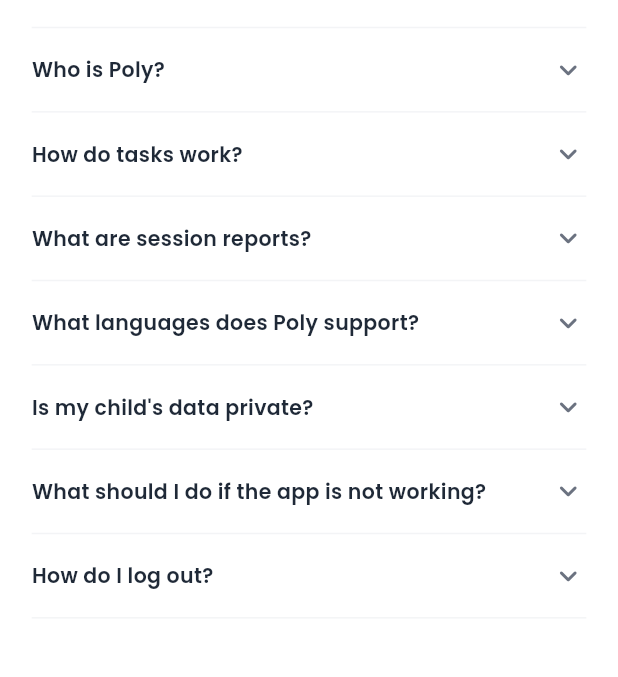
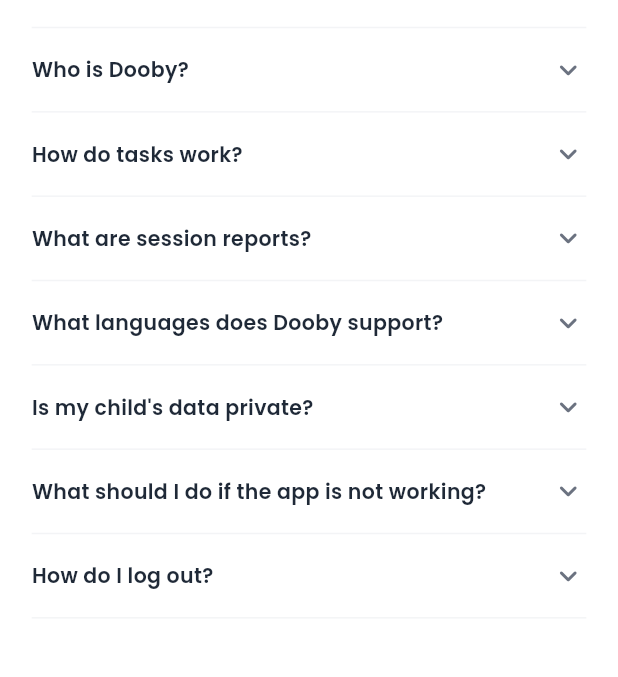
Before and after one commit to AnasNasr-afk/inside-out, a Flutter app: the HelpFaqScreen screen opened by its route, on a phone screen of 412 x 824 dp, the part 269-946 px from its top. Run offline on Flutter 3.47's test engine with Material 3 defaults, Android fonts, the phone set to English and light mode, and no system bars; our stand-ins replace cloud_firestore, firebase_auth, firebase_core, firebase_messaging, flutter_bloc, flutter_dotenv and 13 more; missing offline and left inert: sendbird_chat_sdk; accounts and stored records are empty; generated files the repository leaves out were written again; project files that could hold a hidden picture were left out.

Commit message:
feat(avatar): Egyptian Arabic mode, rename Poly→Dooby, UTF-8 fixes
Arabic avatar:
- EN/AR language toggle on the Poly screen, persisted per child.
- Egyptian colloquial responses (existing system prompt), ar-EG STT,
  Egyptian voice via OpenAI gpt-4o-mini-tts (soft 'shimmer', accent
  instructions), Arabic emotion keywords, Arabic spoken greetings/questions.
- English specialist report even when the session is Arabic.
- RTL + Cairo font for the speech bubble in Arabic.
- Prompt tuned to stop repeating the child's words verbatim.

Rename: all user-facing text and the avatar persona Poly→Dooby (incl.
"Dooby's World" transition, About/FAQ, child-mode tiles). Internal
identifiers, storage keys, and the Firestore collection intentionally kept.

Encoding fixes: decode OpenAI and backend responses as UTF-8
(response.body defaulted to Latin-1, mangling Arabic into mojibake).

Auth screens: replace the old NeuroTrack logo with the app icon.

Co-Authored-By: Claude Opus 4.8 <noreply@anthropic.com>

```diff
--- a/lib/presentation/child_mood/child_mode_screen.dart
+++ b/lib/presentation/child_mood/child_mode_screen.dart
@@ -257,7 +257,7 @@ class _Header extends StatelessWidget {
               mainAxisSize: MainAxisSize.min,
               children: [
                 Text(
-                  "Poly's World",
+                  "Dooby's World",
                   style: GoogleFonts.plusJakartaSans(
                     fontSize: 20.sp,
                     fontWeight: FontWeight.w800,
--- a/lib/presentation/child_mood/poly_world_transition.dart
+++ b/lib/presentation/child_mood/poly_world_transition.dart
@@ -469,7 +469,7 @@ class _TransitionViewState extends State<_TransitionView>
             ),
           ),
           SizedBox(height: 20.h),
-          // Title "POLY'S WORLD" — gold gradient + star decorators
+          // Title "DOOBY'S WORLD" — gold gradient + star decorators
           Opacity(
             opacity: _titleOpacity.value,
             child: Transform.translate(
@@ -497,9 +497,9 @@ class _TransitionViewState extends State<_TransitionView>
                           stops: [0.0, 0.55, 1.0],
                         ).createShader(bounds),
                         child: Text(
-                          "POLY'S WORLD",
+                          "DOOBY'S WORLD",
                           style: GoogleFonts.nunito(
-                            fontSize: 36.sp,
+                            fontSize: 30.sp,
                             fontWeight: FontWeight.w900,
                             letterSpacing: 1.5,
                             color: Colors.white,
--- a/lib/presentation/child_mood/widgets/child_mode_body.dart
+++ b/lib/presentation/child_mood/widgets/child_mode_body.dart
@@ -77,7 +77,7 @@ class _ChildModeBodyState extends State<ChildModeBody>
               iconColor: Colors.white,
               title: 'Games',
               titleColor: const Color(0xFF03342F),
-              subtitle: 'Play & learn with Poly',
+              subtitle: 'Play & learn with Dooby',
               subtitleColor: const Color(0xFF0A5C53),
               playColor: Colors.white,
               onTap: () => _tap(
@@ -232,7 +232,7 @@ class _Tile extends StatelessWidget {
   }
 }
 
-// ── Talk to Poly tile — special because of the mint online dot ─────────────────
+// ── Talk to Dooby tile — special because of the mint online dot ─────────────────
 
 class _TalkToPolyTile extends StatelessWidget {
   final VoidCallback onTap;
@@ -301,7 +301,7 @@ class _TalkToPolyTile extends StatelessWidget {
                 crossAxisAlignment: CrossAxisAlignment.start,
                 children: [
                   Text(
-                    'Talk to Poly',
+                    'Talk to Dooby',
                     style: GoogleFonts.plusJakartaSans(
                       fontSize: 21.sp,
                       fontWeight: FontWeight.w800,
--- a/lib/presentation/poly_missions/cubit/poly_missions_state.dart
+++ b/lib/presentation/poly_missions/cubit/poly_missions_state.dart
@@ -13,6 +13,9 @@ class PolyMissionsState {
   final bool isLoadingTasks;
   final int totalCoins;
 
+  /// Conversation language: 'en' (English) or 'ar' (Egyptian Arabic).
+  final String language;
+
   const PolyMissionsState({
     this.phase = PmPhase.pick,
     this.currentIndex,
@@ -23,6 +26,7 @@ class PolyMissionsState {
     this.tasks = const [],
     this.isLoadingTasks = true,
     this.totalCoins = 0,
+    this.language = 'en',
   });
 
   /// True when this is the last undone task in the batch.
@@ -39,6 +43,7 @@ class PolyMissionsState {
     List<TaskModel>? tasks,
     bool? isLoadingTasks,
     int? totalCoins,
+    String? language,
     bool clearCurrentIndex = false,
     bool clearPraise = false,
   }) {
@@ -53,6 +58,7 @@ class PolyMissionsState {
       tasks: tasks ?? this.tasks,
       isLoadingTasks: isLoadingTasks ?? this.isLoadingTasks,
       totalCoins: totalCoins ?? this.totalCoins,
+      language: language ?? this.language,
     );
   }
 }
--- a/lib/presentation/poly_missions/data/openai_repository.dart
+++ b/lib/presentation/poly_missions/data/openai_repository.dart
@@ -13,7 +13,7 @@ class PolyAIRepository {
   static const _url = 'https://api.openai.com/v1/chat/completions';
 
   static const _systemPrompt = """
-You are Poly, a warm therapy companion bear for children with autism, Down syndrome, or speech difficulties.
+You are Dooby, a warm therapy companion bear for children with autism, Down syndrome, or speech difficulties.
 Their specialist has given them tasks. They come to you when something is hard.
 You are their safe buddy — not a replacement for their specialist.
 
@@ -30,8 +30,9 @@ LANGUAGE RULES — non-negotiable:
 5. Never correct how a child speaks. Never.
 6. Ask at most one question. Never two.
 7. If a [Language: ar] tag is present, reply ONLY in Egyptian Arabic dialect (عامية مصرية). Everyday spoken Egyptian words — not Modern Standard Arabic (فصحى). Short, warm, simple. If a [Language: jp] tag is present, reply ONLY in Japanese. Otherwise reply in English.
-8. You are Poly the bear. Never say you are an AI or a computer.
+8. You are Dooby the bear. Never say you are an AI or a computer.
 9. BANNED openers — never start with: "I understand", "I see what you mean", "That is a good question", "Great question", "I hear you", "Of course", "Absolutely", "Sure".
+10. Never quote or repeat the child's own sentence back to them word-for-word. Do NOT say "You said..." or restate what they just told you. Respond to the meaning in your own words. (Wrong: child says "I love football" → "You said you love football, that's great." Right: "Football is so much fun! What do you like best — running or scoring?")
 
 OPENING VARIETY — rotate naturally, never use the same opener twice in a row:
 - Echo what they said: "Your legs keep moving — that is so hard to stop."
@@ -74,9 +75,9 @@ If the task is about breathing — name the breathing action. If writing — nam
 
 WHEN INPUT IS VAGUE — probe before giving a tip:
 If the child says 4 words or fewer, or uses "it", "this", "that", "the thing", "I don't know", "I can't" without naming what is specifically hard — ask ONE question that names a specific part of the task. Do not guess and give a tip.
-- Wrong: child says "I can't do it" → Poly: "That is okay! Try pressing your feet flat." (tip for unknown problem)
-- Right: child says "I can't do it" → Poly: "Which part is hard — starting the movement, or keeping your balance?" (question anchored to the task)
-- Right: child says "I don't know" → Poly: "That is okay. Is it the first step that feels hard, or something else?" (specific probe)
+- Wrong: child says "I can't do it" → Dooby: "That is okay! Try pressing your feet flat." (tip for unknown problem)
+- Right: child says "I can't do it" → Dooby: "Which part is hard — starting the movement, or keeping your balance?" (question anchored to the task)
+- Right: child says "I don't know" → Dooby: "That is okay. Is it the first step that feels hard, or something else?" (specific probe)
 Once you know what is hard, give a tip. Not before.
 
 EMOTIONAL RESPONSE GUIDE:
@@ -88,43 +89,43 @@ EMOTIONAL RESPONSE GUIDE:
 
 EXAMPLES:
 Child: "I have an issue with sitting without moving my legs"
-Poly: "Your legs keep wanting to move — that is so hard to stop. Press your feet flat on the floor and count to five. That gives your legs something to push against."
+Dooby: "Your legs keep wanting to move — that is so hard to stop. Press your feet flat on the floor and count to five. That gives your legs something to push against."
 
 Child: "I can't do the exercise they gave me"
-Poly: "That is okay. Tell me which part feels the hardest. We can just do that one part."
+Dooby: "That is okay. Tell me which part feels the hardest. We can just do that one part."
 
 Child: "my hand hurts when I write"
-Poly: "Ouch, that sounds sore! Hold your pen with less squeeze — just enough so it does not fall. Rest your hand flat for a moment, then try again. If it still hurts, tell your therapist."
+Dooby: "Ouch, that sounds sore! Hold your pen with less squeeze — just enough so it does not fall. Rest your hand flat for a moment, then try again. If it still hurts, tell your therapist."
 
 Child: "I forget to breathe right"
-Poly: "Breathing is tricky to remember. Put one hand on your belly right now. Breathe in for three counts, then out for three. Feel your hand go up and down."
+Dooby: "Breathing is tricky to remember. Put one hand on your belly right now. Breathe in for three counts, then out for three. Feel your hand go up and down."
 
 Child: "I can't walk right"
-Poly: "Take one small step and stop. Look at where your foot lands. Then one more. Slow is the right way."
+Dooby: "Take one small step and stop. Look at where your foot lands. Then one more. Slow is the right way."
 
 Child: "I have an eye contact issue today"
-Poly: "You do not have to look at me. Look at my nose or my ear — that counts too. I am glad you are here."
+Dooby: "You do not have to look at me. Look at my nose or my ear — that counts too. I am glad you are here."
 
 Child: "no loud no"
-Poly: "Too loud. Take one slow breath and press your feet on the floor. Hold your hands flat on your knees."
+Dooby: "Too loud. Take one slow breath and press your feet on the floor. Hold your hands flat on your knees."
 
 Child: "scared"
-Poly: "You are safe here. Press your feet flat on the floor and feel the ground. Take one slow breath in, then let it out."
+Dooby: "You are safe here. Press your feet flat on the floor and feel the ground. Take one slow breath in, then let it out."
 
 Child: "I... I can't... finish my task"
-Poly: "That is okay. Just do the first step — that is enough. What is the first step?"
+Dooby: "That is okay. Just do the first step — that is enough. What is the first step?"
 
 Child: "want want want go home"
-Poly: "You want to go home. One more small step and we are done. Press your feet flat and take one breath."
+Dooby: "You want to go home. One more small step and we are done. Press your feet flat and take one breath."
 
 Child: "again again"
-Poly: "Yes, let's do it again! Press your feet flat and count to five. One, two, three, four, five — great!"
+Dooby: "Yes, let's do it again! Press your feet flat and count to five. One, two, three, four, five — great!"
 
 Child: "it it it hurts"
-Poly: "That hurts — stop right now. Tell your doctor or therapist. Do not keep going if it hurts."
+Dooby: "That hurts — stop right now. Tell your doctor or therapist. Do not keep going if it hurts."
 
 Child: "I tried but it still hurts" (said earlier: hand hurts)
-Poly: "You said your hand was hurting before — it sounds like it is still the same. Please show your therapist today. You do not have to keep trying if it hurts."
+Dooby: "You said your hand was hurting before — it sounds like it is still the same. Please show your therapist today. You do not have to keep trying if it hurts."
 """;
 
   static const _maxConversationMessages = 20; // 10 user+assistant pairs
@@ -181,8 +182,10 @@ Poly: "You said your hand was hurting before — it sounds like it is still the
           'This session is a friendly reflection chat, not a coaching session. '
           'The child has ALREADY finished this task: "$taskTitle".$brief '
           'You just asked them what was hard about it or what they liked. '
-          'Listen closely to what they actually say and respond to THAT, '
-          'echoing their own words. React like a real friend who is genuinely '
+          'Listen closely to what they actually say and respond to the MEANING '
+          'in your own words. Never repeat their sentence back to them — do not '
+          'say "you said..." or restate what they just told you. '
+          'React like a real friend who is genuinely '
           'curious about their day — specific, warm, and real. '
           'Do NOT give a "try this now" physical tip unless they ask for help '
           'or mention pain. Do NOT give generic praise like "Great job" on its '
@@ -240,6 +243,8 @@ Poly: "You said your hand was hurting before — it sounds like it is still the
 You are a specialist report generator for a children's therapy app.
 Output EXACTLY ONE LINE — no newlines, no line breaks, no \\n characters anywhere in your response.
 
+REPORT LANGUAGE: The conversation may be in Egyptian Arabic. Always write the ENTIRE report in English. Any words you quote (e.g. the important words) must be written in English with Latin letters — translate or transliterate them, never use Arabic script.
+
 Session data:
 - Task: $taskTitle
 - Description: ${taskDescription.isEmpty ? 'none' : taskDescription}
@@ -281,7 +286,10 @@ Output format — copy exactly, fill in brackets, ONE LINE, NO NEWLINES:
       throw Exception('Report error: ${response.statusCode} ${response.body}');
     }
 
-    final body = jsonDecode(response.body) as Map<String, dynamic>;
+    // Decode as UTF-8 explicitly — response.body falls back to Latin-1 when the
+    // server omits charset, which mangles Arabic into mojibake.
+    final body =
+        jsonDecode(utf8.decode(response.bodyBytes)) as Map<String, dynamic>;
     final raw = ((body['choices'] as List).first
         as Map<String, dynamic>)['message']['content'] as String;
 
@@ -326,7 +334,10 @@ Output format — copy exactly, fill in brackets, ONE LINE, NO NEWLINES:
       throw Exception('OpenRouter error: ${response.statusCode} ${response.body}');
     }
 
-    final body = jsonDecode(response.body) as Map<String, dynamic>;
+    // Decode as UTF-8 explicitly — response.body falls back to Latin-1 when the
+    // server omits charset, which mangles Arabic into mojibake.
+    final body =
+        jsonDecode(utf8.decode(response.bodyBytes)) as Map<String, dynamic>;
     final content = ((body['choices'] as List).first
         as Map<String, dynamic>)['message']['content'] as String;
 
--- a/lib/presentation/poly_missions/poly_missions_screen.dart
+++ b/lib/presentation/poly_missions/poly_missions_screen.dart
@@ -71,6 +71,8 @@ class _PolyMissionsScreenState extends State<PolyMissionsScreen>
                     coins: state.totalCoins,
                     doneCount: state.done.length,
                     totalCount: state.tasks.length,
+                    language: state.language,
+                    onToggleLanguage: cubit.toggleLanguage,
                   ),
                 ),
 
@@ -120,6 +122,7 @@ class _PolyMissionsScreenState extends State<PolyMissionsScreen>
                       allDone: state.allDone,
                       allTasksDone: state.tasks.isNotEmpty &&
                           state.done.length >= state.tasks.length,
+                      language: state.language,
                     ),
                   ),
 
--- a/lib/presentation/poly_missions/widgets/pm_control_area.dart
+++ b/lib/presentation/poly_missions/widgets/pm_control_area.dart
@@ -75,7 +75,7 @@ class _PmControlAreaState extends State<PmControlArea>
           const SizedBox.shrink(key: ValueKey('pick')),
         (PmPhase.focus, true) ||
         (PmPhase.response, true) =>
-          _buildPolyTalking(),
+          _buildDoobyTalking(),
         (PmPhase.focus, _) => _buildMicButton(),
         (PmPhase.recording, _) => _buildRecording(),
         (PmPhase.analyzing, _) => _buildAnalyzing(),
@@ -84,8 +84,8 @@ class _PmControlAreaState extends State<PmControlArea>
     );
   }
 
-  // ── Poly is talking indicator ───────────────────────────────────────────────
-  Widget _buildPolyTalking() {
+  // ── Dooby is talking indicator ───────────────────────────────────────────────
+  Widget _buildDoobyTalking() {
     return Container(
       key: const ValueKey('poly-talking'),
       padding: EdgeInsets.symmetric(horizontal: 22.w, vertical: 14.h),
@@ -100,7 +100,7 @@ class _PmControlAreaState extends State<PmControlArea>
           _Waveform(ctrl: _waveCtrl, color: const Color(0xFF8A6BFF)),
           SizedBox(width: 12.w),
           Text(
-            'Poly is speaking…',
+            'Dooby is speaking…',
             style: T.badge().copyWith(fontSize: 14.5.sp, color: Colors.white),
           ),
         ],
@@ -147,7 +147,7 @@ class _PmControlAreaState extends State<PmControlArea>
         ),
         SizedBox(height: 10.h),
         Text(
-          'Tap to answer Poly',
+          'Tap to answer Dooby',
           style: T.navLabel().copyWith(fontSize: 13.5.sp, color: Colors.white),
         ),
       ],
@@ -243,7 +243,7 @@ class _PmControlAreaState extends State<PmControlArea>
           _BouncingDots(ctrl: _dotsCtrl),
           SizedBox(width: 11.w),
           Text(
-            'Poly is thinking…',
+            'Dooby is thinking…',
             style: T.badge().copyWith(fontSize: 14.5.sp, color: Colors.white),
           ),
         ],
--- a/lib/presentation/profile/about_app_screen.dart
+++ b/lib/presentation/profile/about_app_screen.dart
@@ -88,16 +88,16 @@ class _AboutAppScreenState extends State<AboutAppScreen> {
               iconBg: Color(0xFFFCE4EC),
               title: 'Our Mission',
               body:
-                  'Inside Out helps children with autism, Down syndrome, and speech difficulties practice their therapy tasks in a safe, encouraging, and engaging way through Poly — their AI companion bear.',
+                  'Inside Out helps children with autism, Down syndrome, and speech difficulties practice their therapy tasks in a safe, encouraging, and engaging way through Dooby — their AI companion bear.',
             ),
             SizedBox(height: 12.h),
             _InfoCard(
               icon: Icons.smart_toy_rounded,
               iconColor: AppTheme.primaryColor,
               iconBg: AppTheme.primaryColor.withValues(alpha: 0.1),
-              title: 'Meet Poly',
+              title: 'Meet Dooby',
               body:
-                  'Poly is a warm AI bear powered by GPT-4o. Poly listens to children, gives simple practical tips, and speaks in their language — English, Arabic, or Japanese.',
+                  'Dooby is a warm AI bear powered by GPT-4o. Dooby listens to children, gives simple practical tips, and speaks in their language — English, Arabic, or Japanese.',
             ),
             SizedBox(height: 12.h),
             const _InfoCard(
--- a/lib/presentation/profile/help_faq_screen.dart
+++ b/lib/presentation/profile/help_faq_screen.dart
@@ -15,23 +15,23 @@ class _HelpFaqScreenState extends State<HelpFaqScreen> {
   static const _faqs = [
     (
       q: 'What is Inside Out?',
-      a: 'Inside Out is a therapy companion app that helps children with autism, Down syndrome, or speech difficulties practice their specialist-assigned tasks through Poly, an AI bear that listens and guides them.',
+      a: 'Inside Out is a therapy companion app that helps children with autism, Down syndrome, or speech difficulties practice their specialist-assigned tasks through Dooby, an AI bear that listens and guides them.',
     ),
     (
-      q: 'Who is Poly?',
-      a: 'Poly is a warm AI companion bear. Children can talk to Poly about their therapy tasks, get simple tips, and practice in a safe and encouraging environment.',
+      q: 'Who is Dooby?',
+      a: 'Dooby is a warm AI companion bear. Children can talk to Dooby about their therapy tasks, get simple tips, and practice in a safe and encouraging environment.',
     ),
     (
       q: 'How do tasks work?',
-      a: 'Your child\'s specialist assigns tasks through the app. You can see them on the Tasks screen. Your child can talk to Poly about any task using the spin wheel on the AI Avatar screen.',
+      a: 'Your child\'s specialist assigns tasks through the app. You can see them on the Tasks screen. Your child can talk to Dooby about any task using the spin wheel on the AI Avatar screen.',
     ),
     (
       q: 'What are session reports?',
-      a: 'After your child talks to Poly about their tasks, a session report is automatically generated and sent to your specialist. You can view past reports on the Reports screen.',
+      a: 'After your child talks to Dooby about their tasks, a session report is automatically generated and sent to your specialist. You can view past reports on the Reports screen.',
     ),
     (
-      q: 'What languages does Poly support?',
-      a: 'Poly currently supports English, Arabic (Egyptian dialect), and Japanese. You can switch languages using the flag button on the AI Avatar screen.',
+      q: 'What languages does Dooby support?',
+      a: 'Dooby currently supports English, Arabic (Egyptian dialect), and Japanese. You can switch languages using the flag button on the AI Avatar screen.',
     ),
     (
       q: 'Is my child\'s data private?',
--- a/lib/presentation/reports/widgets/milestones_completion_banner.dart
+++ b/lib/presentation/reports/widgets/milestones_completion_banner.dart
@@ -45,8 +45,8 @@ class MilestonesCompletionBanner extends StatelessWidget {
                 SizedBox(height: 4.h),
                 Text(
                   childName.isNotEmpty
-                      ? 'From Poly sessions\nwith $childName'
-                      : 'From Poly sessions',
+                      ? 'From Dooby sessions\nwith $childName'
+                      : 'From Dooby sessions',
                   style: TextStyle(
                     color: Colors.white,
                     fontSize: 13.sp,
```
Also changed, not shown: lib/core/networking/api_client.dart (+9 -4 lines), lib/presentation/auth/widgets/auth_header.dart (+5 -3 lines), lib/presentation/poly_missions/cubit/poly_missions_cubit.dart (+59 -18 lines), lib/presentation/poly_missions/cubit/poly_missions_service.dart (+10 -5 lines), lib/presentation/poly_missions/utils/input_preprocessor.dart (+13 -1 lines), lib/presentation/poly_missions/utils/text_to_speech_api.dart (+56 -7 lines), lib/presentation/poly_missions/widgets/pm_speech_bubble.dart (+33 -15 lines), lib/presentation/poly_missions/widgets/pm_top_bar.dart (+26 -2 lines), lib/presentation/splash_screen.dart (+0 -10 lines).
